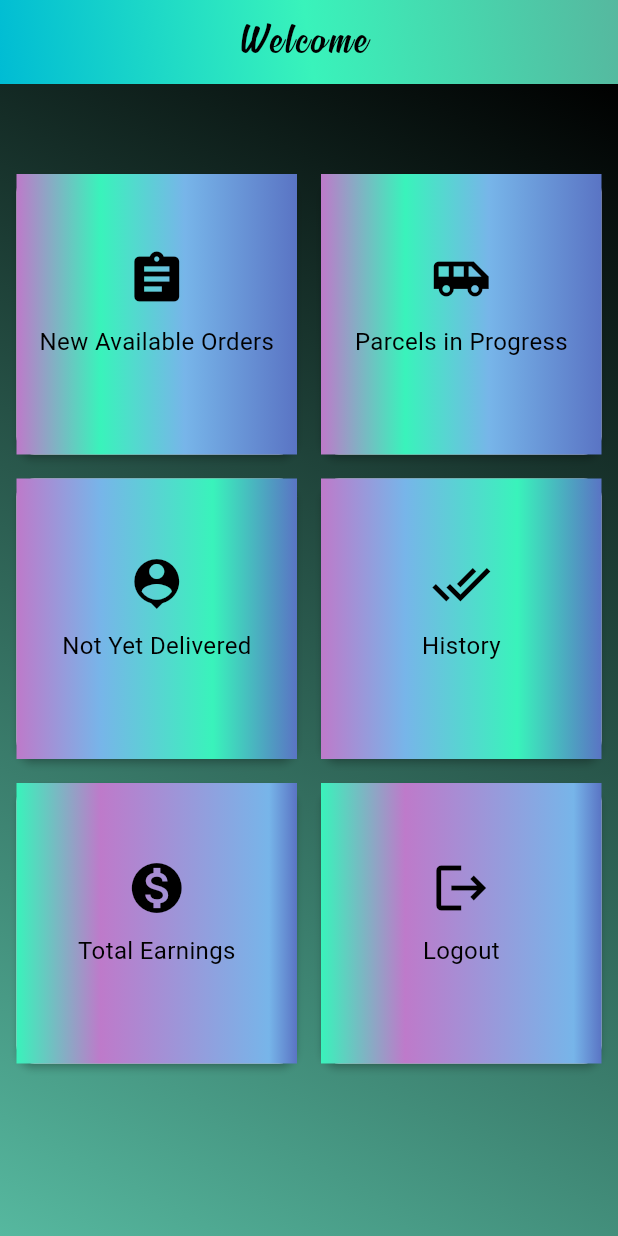
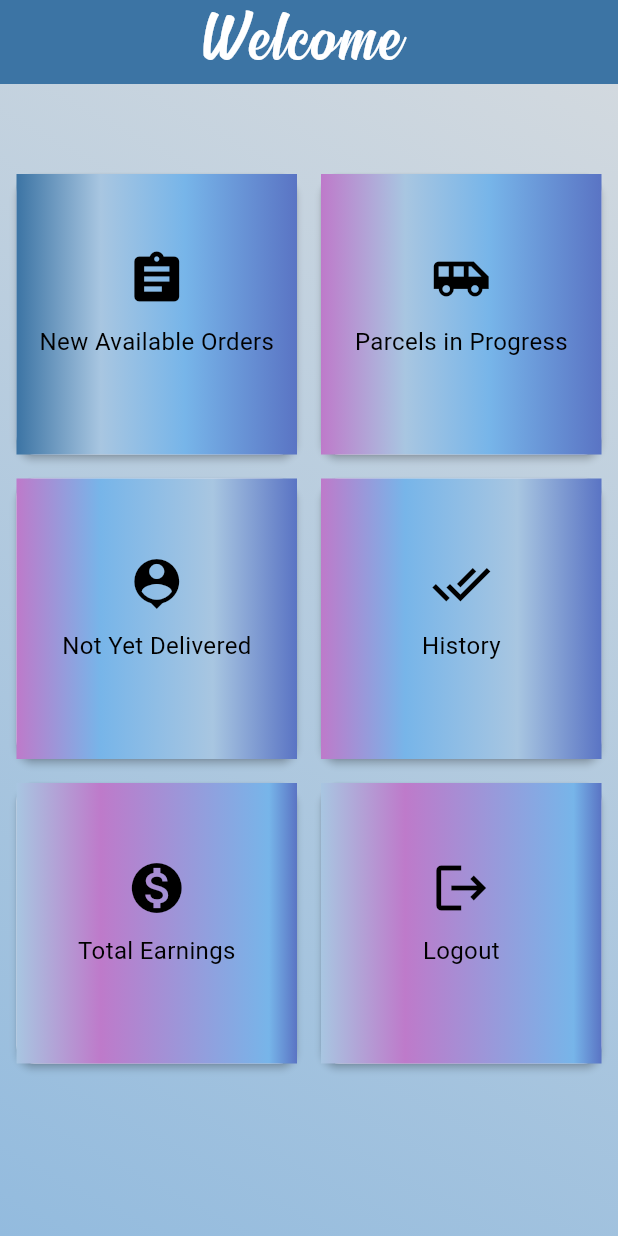
Before and after one commit to AyeshaSajid2/ridersapp-updated, a Flutter app: the HomeScreen screen opened directly, on a phone screen of 412 x 824 dp. Run offline on Flutter 3.47's test engine with Material 3 defaults, Android fonts, the phone set to English and light mode, and no system bars; our stand-ins replace carousel_slider, cloud_firestore, firebase_auth, firebase_core, firebase_storage, geocoding and 3 more; accounts and stored records are empty.

Commit message:
Changed the app theme

```diff
--- a/lib/authentication/login.dart
+++ b/lib/authentication/login.dart
@@ -103,7 +103,7 @@ class _LoginScreenState extends State<LoginScreen> {
             context: context,
             builder: (c) {
               return const ErrorDialoge(
-                message: "no record exists.",
+                message: "No record exists.",
               );
             });
       }
@@ -155,7 +155,7 @@ class _LoginScreenState extends State<LoginScreen> {
               ),
             ),
             style: ElevatedButton.styleFrom(
-              backgroundColor: Colors.yellow,
+              backgroundColor: Colors.black,
               padding: const EdgeInsets.symmetric(horizontal: 50, vertical: 10),
             ),
             onPressed: () {
--- a/lib/authentication/register.dart
+++ b/lib/authentication/register.dart
@@ -299,7 +299,7 @@ class _RegisterScreenState extends State<RegisterScreen> {
             ),
             style: ElevatedButton.styleFrom(
               // ignore: deprecated_member_use
-              backgroundColor: Colors.yellow,
+              backgroundColor: Colors.black,
               padding: const EdgeInsets.symmetric(horizontal: 50, vertical: 10),
             ),
             onPressed: () {
--- a/lib/home_screen/main_screen.dart
+++ b/lib/home_screen/main_screen.dart
@@ -91,25 +91,26 @@ class _HomeScreenState extends State<HomeScreen> {
   Widget build(BuildContext context) {
     return Scaffold(
       appBar: AppBar(
-        flexibleSpace: Container(
-          decoration: const BoxDecoration(
-            gradient: LinearGradient(
-              begin: Alignment.topRight,
-              end: Alignment.bottomLeft,
-              colors: [
-                Color(0xFF56B89F),
-                Color(0xFF39F3BB),
-                Colors.cyan,
-              ],
-            ),
-          ),
-        ),
+        // flexibleSpace: Container(
+        //   decoration: const BoxDecoration(
+        //     // gradient: LinearGradient(
+        //     //   begin: Alignment.topRight,
+        //     //   end: Alignment.bottomLeft,
+        //     //   colors: [
+        //     //     Color(0xFF56B89F),
+        //     //     Color(0xFF39F3BB),
+        //     //     Colors.cyan,
+        //     //   ],
+        //     // ),
+        //   ),
+        // ),
+        backgroundColor: const Color.fromARGB(255, 60, 116, 164),
         title: Text(
           // ignore: prefer_interpolation_to_compose_strings
           "Welcome " + sharedPreferences!.getString("name")!,
           style: const TextStyle(
-            fontSize: 30.0,
-            color: Colors.black,
+            fontSize: 50.0,
+            color: Colors.white,
             fontFamily: "Signatra",
             letterSpacing: 2,
           ),
@@ -123,8 +124,8 @@ class _HomeScreenState extends State<HomeScreen> {
             begin: Alignment.topRight,
             end: Alignment.bottomLeft,
             colors: [
-              Colors.black,
-              Color(0xFF56B89F),
+              Color.fromRGBO(210, 217, 223, 1),
+              Color.fromRGBO(147, 187, 222, 1),
             ],
           ),
         ),
@@ -138,8 +139,11 @@ class _HomeScreenState extends State<HomeScreen> {
               Icons.assignment,
               0,
               [
-                const Color(0xFFBE7ACA),
-                const Color(0xFF39F3BB),
+                // Color.fromARGB(255, 32, 18, 46),
+
+                //const Color(0xFF39F3BB),
+                const Color.fromARGB(255, 60, 116, 164),
+                const Color.fromARGB(255, 168, 198, 225),
                 const Color(0xFF77B5E9),
                 const Color(0xFF5A74C4),
               ],
@@ -151,7 +155,8 @@ class _HomeScreenState extends State<HomeScreen> {
               1,
               [
                 const Color(0xFFBE7ACA),
-                const Color(0xFF39F3BB),
+                // const Color(0xFF39F3BB),
+                const Color.fromARGB(255, 168, 198, 225),
                 const Color(0xFF77B5E9),
                 const Color(0xFF5A74C4),
               ],
@@ -164,7 +169,8 @@ class _HomeScreenState extends State<HomeScreen> {
               [
                 const Color(0xFFBE7ACA),
                 const Color(0xFF77B5E9),
-                const Color(0xFF39F3BB),
+                // const Color(0xFF39F3BB),
+                const Color.fromARGB(255, 168, 198, 225),
                 const Color(0xFF5A74C4),
               ],
               [0.0, 0.3, 0.7, 1.0],
@@ -176,7 +182,8 @@ class _HomeScreenState extends State<HomeScreen> {
               [
                 const Color(0xFFBE7ACA),
                 const Color(0xFF77B5E9),
-                const Color(0xFF39F3BB),
+                // const Color(0xFF39F3BB),
+                const Color.fromARGB(255, 168, 198, 225),
                 const Color(0xFF5A74C4),
               ],
               [0.0, 0.3, 0.7, 1.0],
@@ -186,7 +193,8 @@ class _HomeScreenState extends State<HomeScreen> {
               Icons.monetization_on,
               4,
               [
-                const Color(0xFF39F3BB),
+                // const Color(0xFF39F3BB),
+                const Color.fromARGB(255, 168, 198, 225),
                 const Color(0xFFBE7ACA),
                 const Color(0xFF77B5E9),
                 const Color(0xFF5A74C4),
@@ -198,7 +206,8 @@ class _HomeScreenState extends State<HomeScreen> {
               Icons.logout,
               5,
               [
-                const Color(0xFF39F3BB),
+                // const Color(0xFF39F3BB),
+                const Color.fromARGB(255, 168, 198, 225),
                 const Color(0xFFBE7ACA),
                 const Color(0xFF77B5E9),
                 const Color(0xFF5A74C4),
--- a/lib/splash_screen/splashscreen.dart
+++ b/lib/splash_screen/splashscreen.dart
@@ -70,7 +70,8 @@ class _MySplashScreenState extends State<MySplashScreen>
               position: _offsetAnimation,
               child: Padding(
                 padding: const EdgeInsets.all(6.0),
-                child: Image.asset("images/sp3.png", height: 200),
+                child: Image.asset("images/splash_screen/splash.jfif",
+                    height: 200),
               ),
             ),
             const SizedBox(height: 10),
--- a/pubspec.yaml
+++ b/pubspec.yaml
@@ -110,6 +110,7 @@ flutter:
   assets:
   #   - images/a_dot_burr.jpeg
     - images/
+    - images/splash_screen/splash.jfif
   fonts:
     - family: Signatra
       fonts:
```
Also changed, not shown: lib/authentication/auth_screen.dart (+22 -18 lines), lib/splash_screen/slider.dart (+15 -15 lines), 1 other file.
